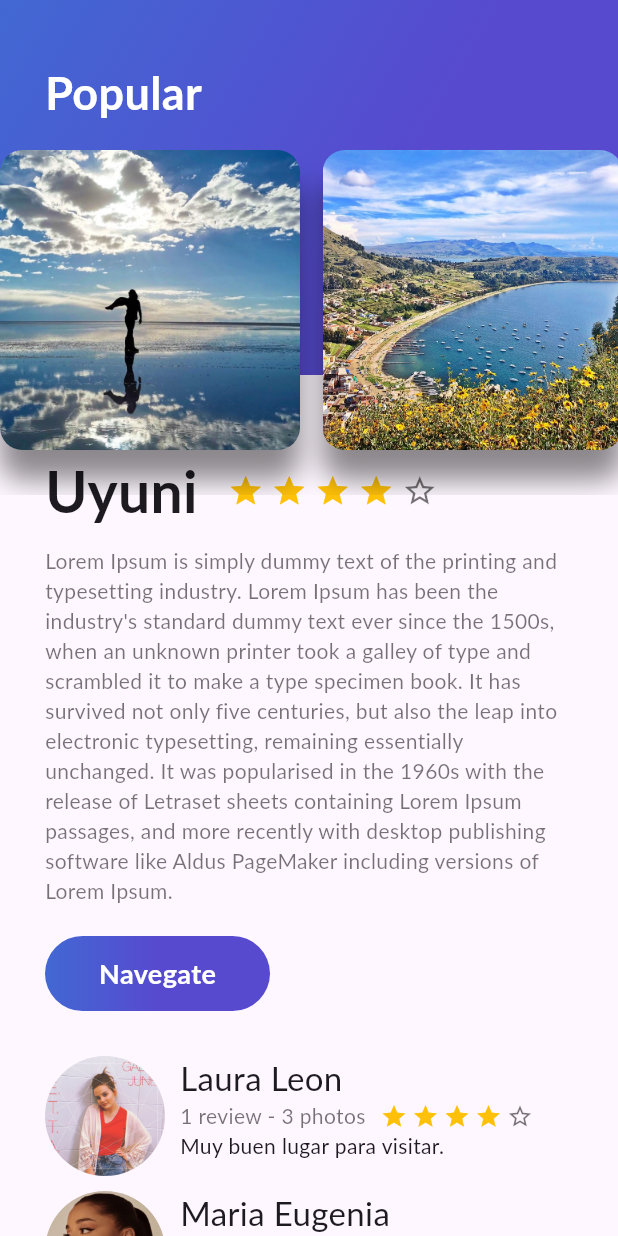
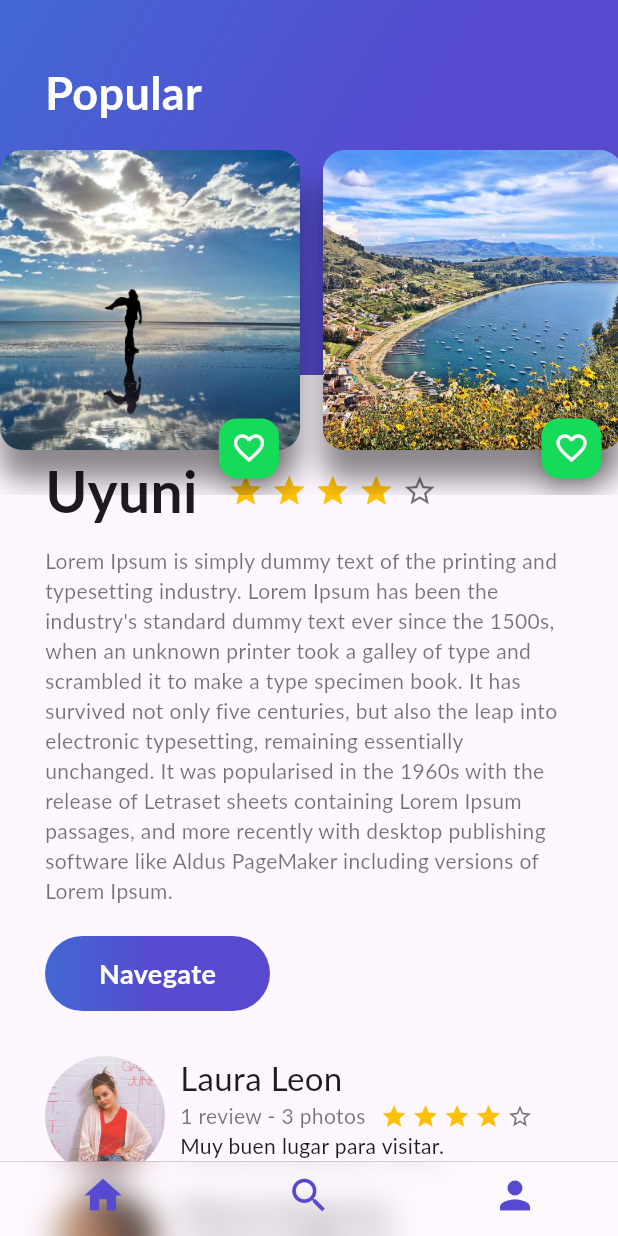
Before and after one commit to AlanezH/proyecto_flutter, a Flutter app: the screen it shows after launch, on a phone screen of 412 x 824 dp. Run offline on Flutter 3.47's test engine with Material 3 defaults, Android fonts, the phone set to English and light mode, and no system bars; Roboto replaces fonts that are missing (Lato).

Commit message:
FloatingActionButtom BottomNavegationBar CupertinoTabScaffold 10/11/25

```diff
--- a/lib/card_image.dart
+++ b/lib/card_image.dart
@@ -1,5 +1,6 @@
 import 'package:flutter/cupertino.dart';
 import 'package:flutter/material.dart';
+import 'package:proyecto_flutter/fab_green.dart';
 import 'package:proyecto_flutter/main.dart';
 
 class CardImage extends StatelessWidget{
@@ -8,7 +9,7 @@ class CardImage extends StatelessWidget{
   CardImage(this.path);
   @override
   Widget build(BuildContext context) {
-    final cardImage = Padding(
+    final card = Padding(
       padding: EdgeInsets.only(
         top: 100,
         right: 15,
@@ -37,6 +38,15 @@ class CardImage extends StatelessWidget{
       ),
     );
 
+    //stack
+    final cardImage =Stack(
+      alignment: Alignment(0.7, 0.95),
+      children: <Widget>[
+        card,
+        FabGreen()
+      ],
+    );
+
     return cardImage;
   }
 
--- /dev/null
+++ b/lib/fab_green.dart
@@ -0,0 +1,38 @@
+import 'package:flutter/material.dart';
+
+class FabGreen extends StatefulWidget{
+  @override
+  State<StatefulWidget> createState() {
+    return _FabGreen();
+  }
+
+}
+class _FabGreen extends State<FabGreen>{
+  var _fabIcon =Icons.favorite_border;
+
+  void onPressesdFav(){
+    setState(() {
+      if(_fabIcon==Icons.favorite_border){
+        _fabIcon=Icons.favorite;
+      }else{
+        _fabIcon=Icons.favorite_border;
+      }
+    });
+  }
+
+  @override
+  Widget build(BuildContext context) {
+    final fabGreen = FloatingActionButton(
+      backgroundColor: Color(0xFF16db58),
+      mini: true,
+      tooltip: "Fab",
+      onPressed: onPressesdFav,
+      child: Icon(
+        _fabIcon,
+        color: Colors.white,
+      ),
+    );
+    return fabGreen;
+  }
+
+}
--- a/lib/main.dart
+++ b/lib/main.dart
@@ -1,5 +1,7 @@
 import 'package:flutter/cupertino.dart';
 import 'package:flutter/material.dart';
+import 'package:proyecto_flutter/places.dart';
+import 'package:proyecto_flutter/places_cupertino.dart';
 
 import 'home.dart';
 
@@ -17,7 +19,7 @@ class MyApp extends StatelessWidget{
           primarySwatch: Colors.blue,
           visualDensity: VisualDensity.adaptivePlatformDensity
       ),
-      home: MyHome(),
+      home: PlacesCupertino(),
     );
   }
 
--- /dev/null
+++ b/lib/places_cupertino.dart
@@ -0,0 +1,63 @@
+import 'package:flutter/material.dart';
+import 'package:flutter/cupertino.dart';
+import 'package:proyecto_flutter/home.dart';
+import 'package:proyecto_flutter/profile_places.dart';
+import 'package:proyecto_flutter/search_places.dart';
+
+class PlacesCupertino extends StatelessWidget{
+  @override
+  Widget build(BuildContext context) {
+    final places = Scaffold(
+      bottomNavigationBar: CupertinoTabScaffold(
+          tabBar: CupertinoTabBar(
+            backgroundColor: Colors.white.withAlpha(50),
+            items: [
+              BottomNavigationBarItem(
+                  icon: Icon(
+                    Icons.home,
+                    color: Color(0xFF574ACF),
+                  )
+              ),
+              BottomNavigationBarItem(
+                  icon: Icon(
+                    Icons.search,
+                    color: Color(0xFF574ACF),
+                  )
+              ),
+              BottomNavigationBarItem(
+                  icon: Icon(
+                    Icons.person,
+                    color: Color(0xFF574ACF),
+                  )
+              ),
+            ],
+          ),
+          tabBuilder: (BuildContext context, int index){
+            CupertinoTabView cupertinoTabView = new CupertinoTabView();
+
+            switch(index){
+              case 0:
+                cupertinoTabView = CupertinoTabView(
+                  builder: (BuildContext context) => MyHome(),
+                );
+                break;
+              case 1:
+                cupertinoTabView = CupertinoTabView(
+                  builder: (BuildContext context) => SearchPlaces(),
+                );
+                break;
+              case 2:
+                cupertinoTabView = CupertinoTabView(
+                  builder: (BuildContext context) => ProfilePlaces(),
+                );
+                break;
+            }
+
+            return cupertinoTabView;
+          }
+      ),
+    );
+
+    return places;
+  }
+}
```
Also changed, not shown: lib/places.dart (added, +63 -0 lines), lib/profile_places.dart (added, +11 -0 lines), lib/search_places.dart (added, +12 -0 lines), 1 other file.
